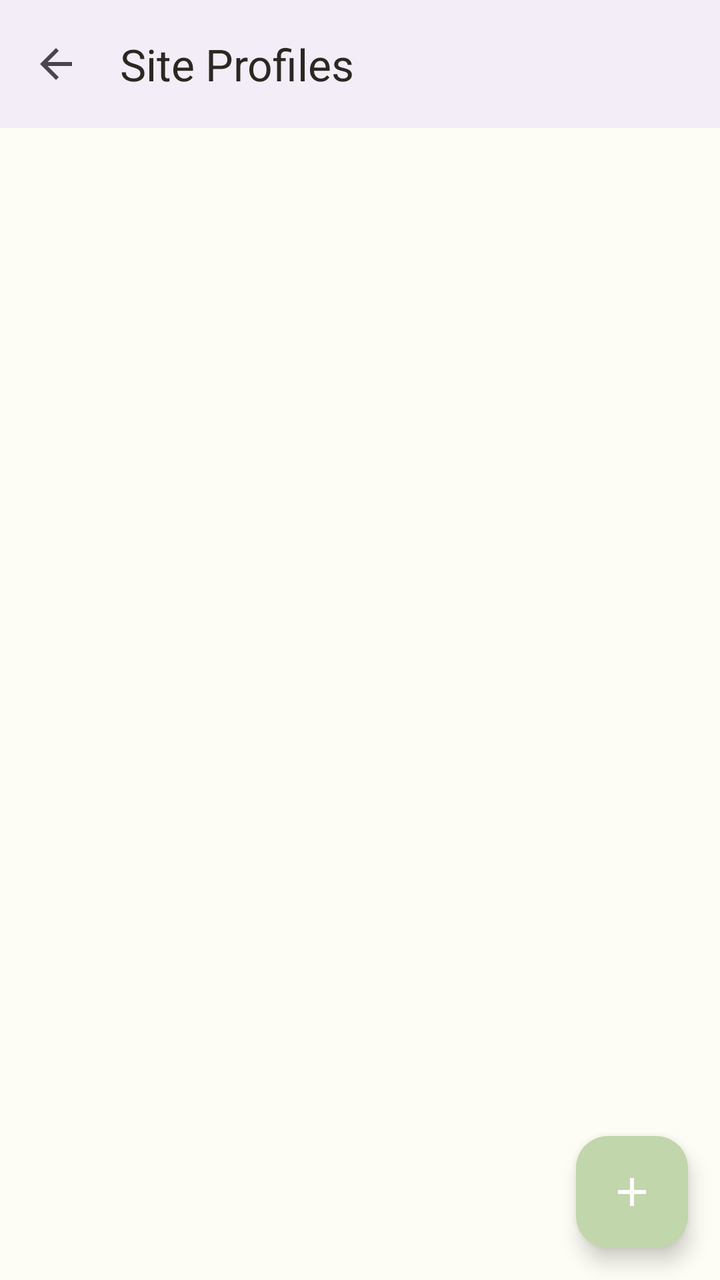
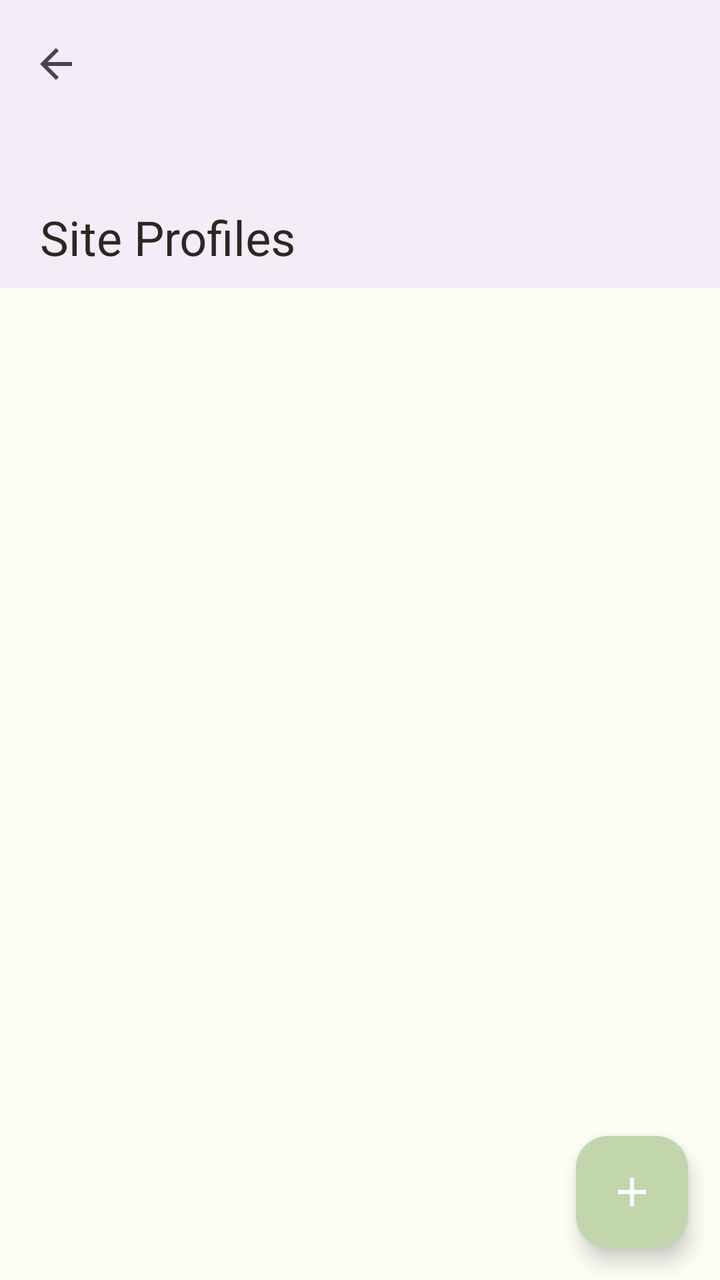

Before-and-after screenshots of an Android layout around one commit, followed by the original layout XML and the change that was made.
<!-- AndroidManifest.xml: application theme Theme.Benzo -->
<!-- res/layout/activity_site_manager.xml -->
<?xml version="1.0" encoding="utf-8"?>
<LinearLayout xmlns:android="http://schemas.android.com/apk/res/android"
    xmlns:app="http://schemas.android.com/apk/res-auto"
    xmlns:tools="http://schemas.android.com/tools"
    android:layout_width="match_parent"
    android:layout_height="match_parent"
    android:orientation="vertical">

    <com.google.android.material.appbar.MaterialToolbar
        android:id="@+id/toolbarSite"
        android:layout_width="match_parent"
        android:layout_height="?attr/actionBarSize"
        android:background="?attr/barBackground"
        app:navigationIcon="@drawable/abc_ic_ab_back_material"
        app:title="Site Profiles"
        app:titleTextColor="?attr/onBar" />

    <androidx.recyclerview.widget.RecyclerView
        android:id="@+id/recyclerViewSites"
        android:layout_width="match_parent"
        android:layout_height="0dp"
        android:layout_weight="1"
        android:clipToPadding="false"
        android:padding="8dp" />

    <com.google.android.material.floatingactionbutton.FloatingActionButton
        android:id="@+id/fabAddSite"
        android:layout_width="wrap_content"
        android:layout_height="wrap_content"
        android:layout_gravity="bottom|end"
        android:layout_margin="16dp"
        android:contentDescription="@string/action_add"
        app:srcCompat="@drawable/ic_add"
        app:tint="?attr/colorOnPrimary" />

</LinearLayout>
<!-- resources referenced by this layout -->
<resources>
  <!-- drawable ic_add (drawable) -->
  <vector xmlns:android="http://schemas.android.com/apk/res/android"
      android:width="24dp"
      android:height="24dp"
      android:viewportWidth="24"
      android:viewportHeight="24">
      <path
          android:fillColor="#FFFFFFFF"
          android:pathData="M19,13h-6v6h-2v-6H5v-2h6V5h2v6h6v2z" />
  </vector>
  <string name="action_add">Add Download</string>
  <style name="Theme.Benzo" parent="Theme.Material3.DayNight.NoActionBar">
          <item name="colorPrimary">@color/primary</item>
          <item name="colorOnPrimary">#FFFFFF</item>
          <item name="colorSurface">@color/surface_light</item>
          <item name="colorOnSurface">@color/on_surface_light</item>
          <item name="colorOnSurfaceVariant">@color/on_surface_variant_light</item>
          <item name="barBackground">?attr/colorSurfaceContainer</item>
          <item name="onBar">?attr/colorOnSurface</item>
          <item name="hintGreen">?attr/colorPrimary</item>
          <item name="colorPrimaryContainer">@color/primary_container</item>
          <item name="colorOnPrimaryContainer">@color/on_primary_container</item>
          <item name="android:statusBarColor">?attr/colorSurfaceContainer</item>
          <item name="android:windowLightStatusBar">true</item>
          <item name="android:colorBackground">@color/background_light</item>
      </style>
  <color name="primary">#659B37</color>
  <color name="surface_light">#FDFDF5</color>
  <color name="on_surface_light">#292822</color>
  <color name="on_surface_variant_light">#7D7C77</color>
  <color name="primary_container">#C1D6AB</color>
  <color name="on_primary_container">#1C3A06</color>
  <color name="background_light">#FDFDF5</color>
</resources>

<!-- the commit's change to res/layout/activity_site_manager.xml (unified diff, before → after) -->
@@ -1,25 +1,44 @@
 <?xml version="1.0" encoding="utf-8"?>
-<LinearLayout xmlns:android="http://schemas.android.com/apk/res/android"
+<androidx.coordinatorlayout.widget.CoordinatorLayout xmlns:android="http://schemas.android.com/apk/res/android"
     xmlns:app="http://schemas.android.com/apk/res-auto"
     xmlns:tools="http://schemas.android.com/tools"
     android:layout_width="match_parent"
-    android:layout_height="match_parent"
-    android:orientation="vertical">
+    android:layout_height="match_parent">
 
-    <com.google.android.material.appbar.MaterialToolbar
-        android:id="@+id/toolbarSite"
+    <com.google.android.material.appbar.AppBarLayout
         android:layout_width="match_parent"
-        android:layout_height="?attr/actionBarSize"
+        android:layout_height="wrap_content"
         android:background="?attr/barBackground"
-        app:navigationIcon="@drawable/abc_ic_ab_back_material"
-        app:title="Site Profiles"
-        app:titleTextColor="?attr/onBar" />
+        app:liftOnScroll="false">
+
+        <com.google.android.material.appbar.CollapsingToolbarLayout
+            android:id="@+id/collapsingBar"
+            android:layout_width="match_parent"
+            android:layout_height="144dp"
+            app:contentScrim="?attr/barBackground"
+            app:collapsedTitleTextColor="?attr/onBar"
+            app:expandedTitleTextColor="?attr/onBar"
+            app:expandedTitleMarginStart="20dp"
+            app:expandedTitleMarginBottom="16dp"
+            app:layout_scrollFlags="scroll|exitUntilCollapsed|snap"
+            app:title="Site Profiles"
+            app:titleCollapseMode="scale"
+            app:toolbarId="@+id/toolbarSite">
+
+            <com.google.android.material.appbar.MaterialToolbar
+                android:id="@+id/toolbarSite"
+                android:layout_width="match_parent"
+                android:layout_height="?attr/actionBarSize"
+                app:layout_collapseMode="pin"
+                app:navigationIcon="@drawable/abc_ic_ab_back_material" />
+        </com.google.android.material.appbar.CollapsingToolbarLayout>
+    </com.google.android.material.appbar.AppBarLayout>
 
     <androidx.recyclerview.widget.RecyclerView
         android:id="@+id/recyclerViewSites"
         android:layout_width="match_parent"
-        android:layout_height="0dp"
-        android:layout_weight="1"
+        android:layout_height="match_parent"
+        app:layout_behavior="@string/appbar_scrolling_view_behavior"
         android:clipToPadding="false"
         android:padding="8dp" />
 
@@ -33,4 +52,4 @@
         app:srcCompat="@drawable/ic_add"
         app:tint="?attr/colorOnPrimary" />
 
-</LinearLayout>
+</androidx.coordinatorlayout.widget.CoordinatorLayout>
